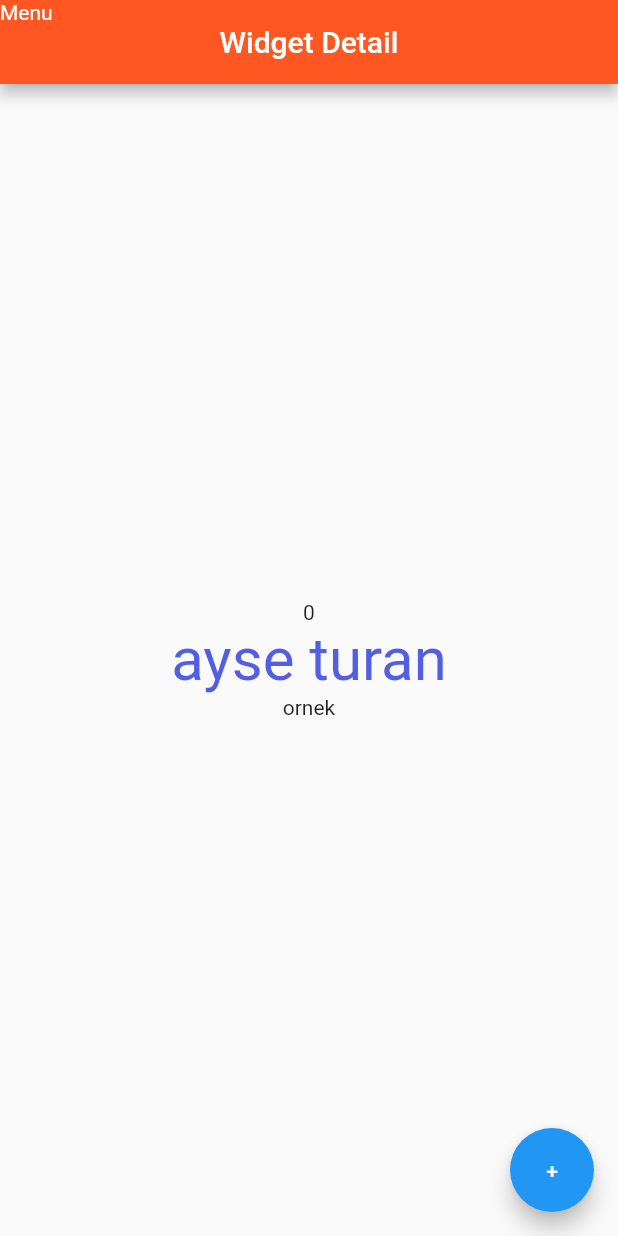
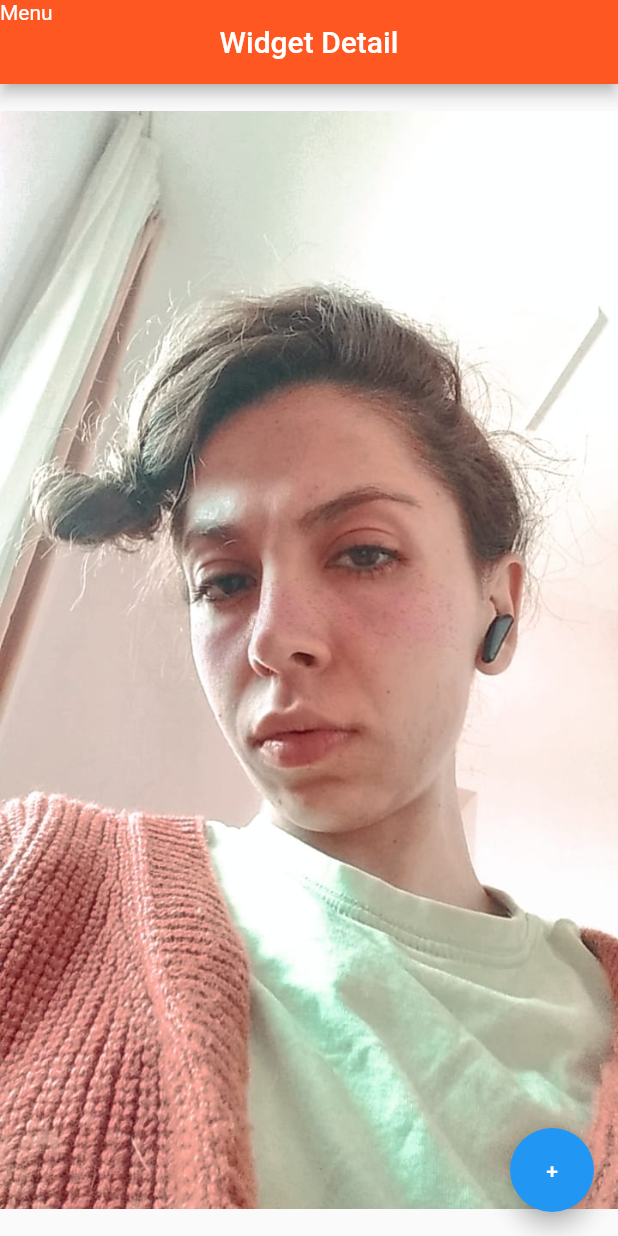
Before and after one commit to ayseturan02/flutterproject, a Flutter app: the screen it shows after launch, on a phone screen of 412 x 824 dp. Run offline on Flutter 3.47's test engine with Material 2 defaults, Android fonts, the phone set to English and light mode, and no system bars; our stand-ins replace google_fonts, hexcolor; Roboto replaces fonts that are missing (Acme).

Commit message:
Flutter images

```diff
--- a/lib/main.dart
+++ b/lib/main.dart
@@ -27,20 +27,9 @@ class _WidgetDetailState extends State<WidgetDetail> {
           backgroundColor: Colors.deepOrange,
           leading: const Text("Menu"),
         ),
-        body:  Center(
-          child: Column(
-            mainAxisAlignment: MainAxisAlignment.center,
-            children: [
-              Text(value.toString()),
-               Text(
-                 "ayse turan",
-                 style: GoogleFonts.acme(
-                     fontSize: 40,
-                     color: HexColor(primaryColor)
-                 )
-              ),
-              const Text("ornek")
-            ],
+        body: const Center(
+          child: Image(
+            image: AssetImage("lib/assets/images/photo1.jpg"), //networkimage(url)
           ),
         ),
         floatingActionButton: FloatingActionButton(
--- a/pubspec.yaml
+++ b/pubspec.yaml
@@ -64,9 +64,8 @@ flutter:
   uses-material-design: true
 
   # To add assets to your application, add an assets section, like this:
-  # assets:
-  #   - images/a_dot_burr.jpeg
-  #   - images/a_dot_ham.jpeg
+  assets:
+     - lib/assets/images/
 
   # An image asset can refer to one or more resolution-specific "variants", see
   # https://flutter.dev/assets-and-images/#resolution-aware
```
Also changed, not shown: lib/assets/images/photo.jpg (added), lib/assets/images/photo1.jpg (added).
